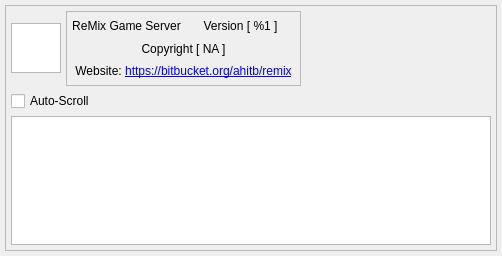
Qt form ui/logger.ui (StarixWoS/ReMix) before a commit.
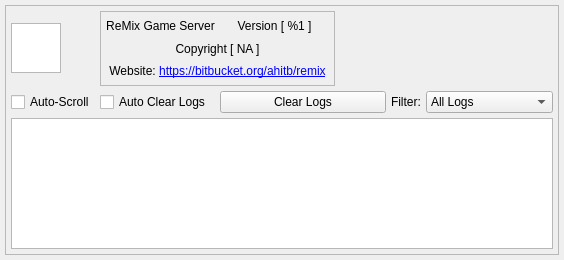
The same form after that commit.

Commit message: Version 2.6.9:     Change:       * Implemented the TODO from version 2.6.6.         * The Log View UI can now be filtered via a dropdown menu placed within the Logger Class UI.       * Added a checkbox within the Logger Class UI to allow for automatic clearing of logs.         * The interval is 24 hours, and cannot be changed or set to another value.       * Added a Button within the Logger Class UI to allow for manual clearing of logs.         * There is a confirmation dialog when manually clearing so as to not accidentally clear logs.

The edit to the form file:
```diff
--- a/ui/logger.ui
+++ b/ui/logger.ui
@@ -6,8 +6,8 @@
    <rect>
     <x>0</x>
     <y>0</y>
-    <width>502</width>
-    <height>255</height>
+    <width>558</width>
+    <height>260</height>
    </rect>
   </property>
   <property name="windowTitle">
@@ -53,7 +53,187 @@
       <property name="spacing">
        <number>5</number>
       </property>
-      <item row="0" column="1">
+      <item row="3" column="0" colspan="5">
+       <widget class="QTableView" name="logView">
+        <property name="minimumSize">
+         <size>
+          <width>470</width>
+          <height>129</height>
+         </size>
+        </property>
+        <property name="verticalScrollBarPolicy">
+         <enum>Qt::ScrollBarAsNeeded</enum>
+        </property>
+        <property name="horizontalScrollBarPolicy">
+         <enum>Qt::ScrollBarAsNeeded</enum>
+        </property>
+        <property name="editTriggers">
+         <set>QAbstractItemView::NoEditTriggers</set>
+        </property>
+        <property name="selectionBehavior">
+         <enum>QAbstractItemView::SelectRows</enum>
+        </property>
+        <property name="verticalScrollMode">
+         <enum>QAbstractItemView::ScrollPerPixel</enum>
+        </property>
+        <property name="horizontalScrollMode">
+         <enum>QAbstractItemView::ScrollPerPixel</enum>
+        </property>
+        <property name="wordWrap">
+         <bool>false</bool>
+        </property>
+        <property name="cornerButtonEnabled">
+         <bool>false</bool>
+        </property>
+        <attribute name="horizontalHeaderVisible">
+         <bool>false</bool>
+        </attribute>
+        <attribute name="horizontalHeaderCascadingSectionResizes">
+         <bool>true</bool>
+        </attribute>
+        <attribute name="horizontalHeaderDefaultSectionSize">
+         <number>35</number>
+        </attribute>
+        <attribute name="verticalHeaderVisible">
+         <bool>false</bool>
+        </attribute>
+        <attribute name="verticalHeaderCascadingSectionResizes">
+         <bool>true</bool>
+        </attribute>
+        <attribute name="verticalHeaderMinimumSectionSize">
+         <number>19</number>
+        </attribute>
+        <attribute name="verticalHeaderDefaultSectionSize">
+         <number>20</number>
+        </attribute>
+        <attribute name="verticalHeaderShowSortIndicator" stdset="0">
+         <bool>true</bool>
+        </attribute>
+        <attribute name="verticalHeaderStretchLastSection">
+         <bool>true</bool>
+        </attribute>
+       </widget>
+      </item>
+      <item row="0" column="0">
+       <widget class="QGraphicsView" name="iconViewer">
+        <property name="minimumSize">
+         <size>
+          <width>50</width>
+          <height>50</height>
+         </size>
+        </property>
+        <property name="maximumSize">
+         <size>
+          <width>50</width>
+          <height>50</height>
+         </size>
+        </property>
+       </widget>
+      </item>
+      <item row="2" column="0">
+       <widget class="QCheckBox" name="autoScroll">
+        <property name="text">
+         <string>Auto-Scroll</string>
+        </property>
+       </widget>
+      </item>
+      <item row="2" column="2" colspan="2">
+       <widget class="QPushButton" name="clearLogsButton">
+        <property name="enabled">
+         <bool>true</bool>
+        </property>
+        <property name="text">
+         <string>Clear Logs</string>
+        </property>
+        <property name="autoDefault">
+         <bool>false</bool>
+        </property>
+       </widget>
+      </item>
+      <item row="2" column="4">
+       <layout class="QHBoxLayout" name="horizontalLayout">
+        <item>
+         <widget class="QLabel" name="filterLabel">
+          <property name="maximumSize">
+           <size>
+            <width>50</width>
+            <height>16777215</height>
+           </size>
+          </property>
+          <property name="text">
+           <string>Filter:</string>
+          </property>
+         </widget>
+        </item>
+        <item>
+         <widget class="QComboBox" name="filterComboBox">
+          <item>
+           <property name="text">
+            <string>All Logs</string>
+           </property>
+          </item>
+          <item>
+           <property name="text">
+            <string>Admin Usage Log</string>
+           </property>
+          </item>
+          <item>
+           <property name="text">
+            <string>Comment Log</string>
+           </property>
+          </item>
+          <item>
+           <property name="text">
+            <string>Usage Log</string>
+           </property>
+          </item>
+          <item>
+           <property name="text">
+            <string>UPNP Log</string>
+           </property>
+          </item>
+          <item>
+           <property name="text">
+            <string>Punishment Log</string>
+           </property>
+          </item>
+          <item>
+           <property name="text">
+            <string>Misc Log</string>
+           </property>
+          </item>
+          <item>
+           <property name="text">
+            <string>Chat Log</string>
+           </property>
+          </item>
+          <item>
+           <property name="text">
+            <string>Quest Log</string>
+           </property>
+          </item>
+          <item>
+           <property name="text">
+            <string>Packet Forge</string>
+           </property>
+          </item>
+          <item>
+           <property name="text">
+            <string>Ping Log</string>
+           </property>
+          </item>
+         </widget>
+        </item>
+       </layout>
+      </item>
+      <item row="2" column="1">
+       <widget class="QCheckBox" name="autoClear">
+        <property name="text">
+         <string>Auto Clear Logs</string>
+        </property>
+       </widget>
+      </item>
+      <item row="0" column="1" colspan="2">
        <widget class="QFrame" name="labelFrame">
         <property name="minimumSize">
          <size>
@@ -127,91 +307,7 @@
         </layout>
        </widget>
       </item>
-      <item row="0" column="0">
-       <widget class="QGraphicsView" name="iconViewer">
-        <property name="minimumSize">
-         <size>
-          <width>50</width>
-          <height>50</height>
-         </size>
-        </property>
-        <property name="maximumSize">
-         <size>
-          <width>50</width>
-          <height>50</height>
-         </size>
-        </property>
-       </widget>
-      </item>
-      <item row="2" column="0" colspan="3">
-       <widget class="QCheckBox" name="autoScroll">
-        <property name="text">
-         <string>Auto-Scroll</string>
-        </property>
-       </widget>
-      </item>
-      <item row="3" column="0" colspan="3">
-       <widget class="QTableView" name="logView">
-        <property name="minimumSize">
-         <size>
-          <width>470</width>
-          <height>129</height>
-         </size>
-        </property>
-        <property name="verticalScrollBarPolicy">
-         <enum>Qt::ScrollBarAsNeeded</enum>
-        </property>
-        <property name="horizontalScrollBarPolicy">
-         <enum>Qt::ScrollBarAsNeeded</enum>
-        </property>
-        <property name="editTriggers">
-         <set>QAbstractItemView::NoEditTriggers</set>
-        </property>
-        <property name="selectionBehavior">
-         <enum>QAbstractItemView::SelectRows</enum>
-        </property>
-        <property name="verticalScrollMode">
-         <enum>QAbstractItemView::ScrollPerPixel</enum>
-        </property>
-        <property name="horizontalScrollMode">
-         <enum>QAbstractItemView::ScrollPerPixel</enum>
-        </property>
-        <property name="wordWrap">
-         <bool>false</bool>
-        </property>
-        <property name="cornerButtonEnabled">
-         <bool>false</bool>
-        </property>
-        <attribute name="horizontalHeaderVisible">
-         <bool>true</bool>
-        </attribute>
-        <attribute name="horizontalHeaderCascadingSectionResizes">
-         <bool>true</bool>
-        </attribute>
-        <attribute name="horizontalHeaderDefaultSectionSize">
-         <number>31</number>
-        </attribute>
-        <attribute name="verticalHeaderVisible">
-         <bool>false</bool>
-        </attribute>
-        <attribute name="verticalHeaderCascadingSectionResizes">
-         <bool>true</bool>
-        </attribute>
-        <attribute name="verticalHeaderMinimumSectionSize">
-         <number>19</number>
-        </attribute>
-        <attribute name="verticalHeaderDefaultSectionSize">
-         <number>20</number>
-        </attribute>
-        <attribute name="verticalHeaderShowSortIndicator" stdset="0">
-         <bool>true</bool>
-        </attribute>
-        <attribute name="verticalHeaderStretchLastSection">
-         <bool>true</bool>
-        </attribute>
-       </widget>
-      </item>
-      <item row="0" column="2">
+      <item row="0" column="3" colspan="2">
        <widget class="QWidget" name="activityGraph" native="true">
         <property name="minimumSize">
          <size>
```
The commit also changes 12 other files.
